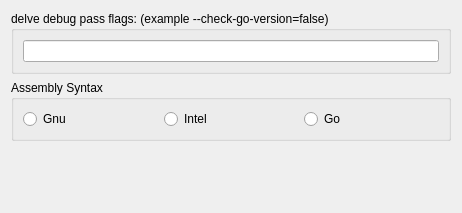
Old version of the form liteidex/src/plugins/dlvdebugger/dlvdebuggeroption.ui in the repository visualfc/liteide.
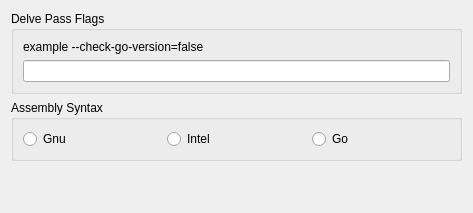
New version of the form.

Commit message: dlvdebugger: update regexp for stop

```diff
--- a/liteidex/src/plugins/dlvdebugger/dlvdebuggeroption.ui
+++ b/liteidex/src/plugins/dlvdebugger/dlvdebuggeroption.ui
@@ -6,7 +6,7 @@
    <rect>
     <x>0</x>
     <y>0</y>
-    <width>462</width>
+    <width>473</width>
     <height>213</height>
    </rect>
   </property>
@@ -17,9 +17,16 @@
    <item>
     <widget class="QGroupBox" name="groupBox">
      <property name="title">
-      <string>delve debug pass flags: (example --check-go-version=false)</string>
+      <string>Delve Pass Flags</string>
      </property>
      <layout class="QVBoxLayout" name="verticalLayout_2">
+      <item>
+       <widget class="QLabel" name="label">
+        <property name="text">
+         <string>example --check-go-version=false</string>
+        </property>
+       </widget>
+      </item>
       <item>
        <widget class="QLineEdit" name="flagsLineEdit"/>
       </item>
```
The commit also changes 1 other file.
